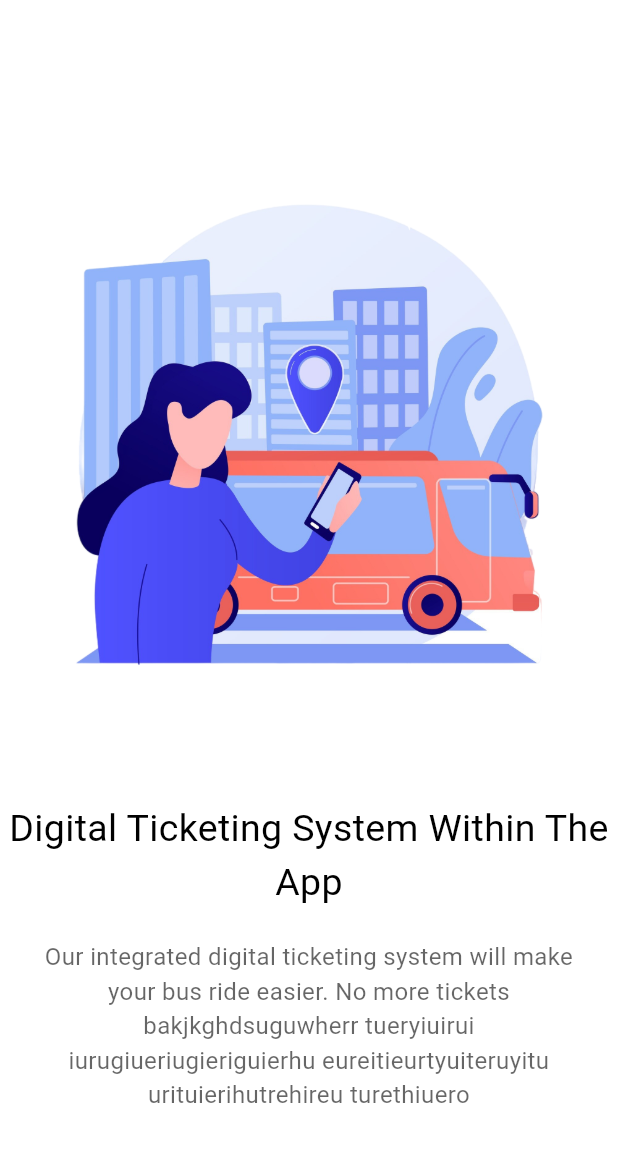
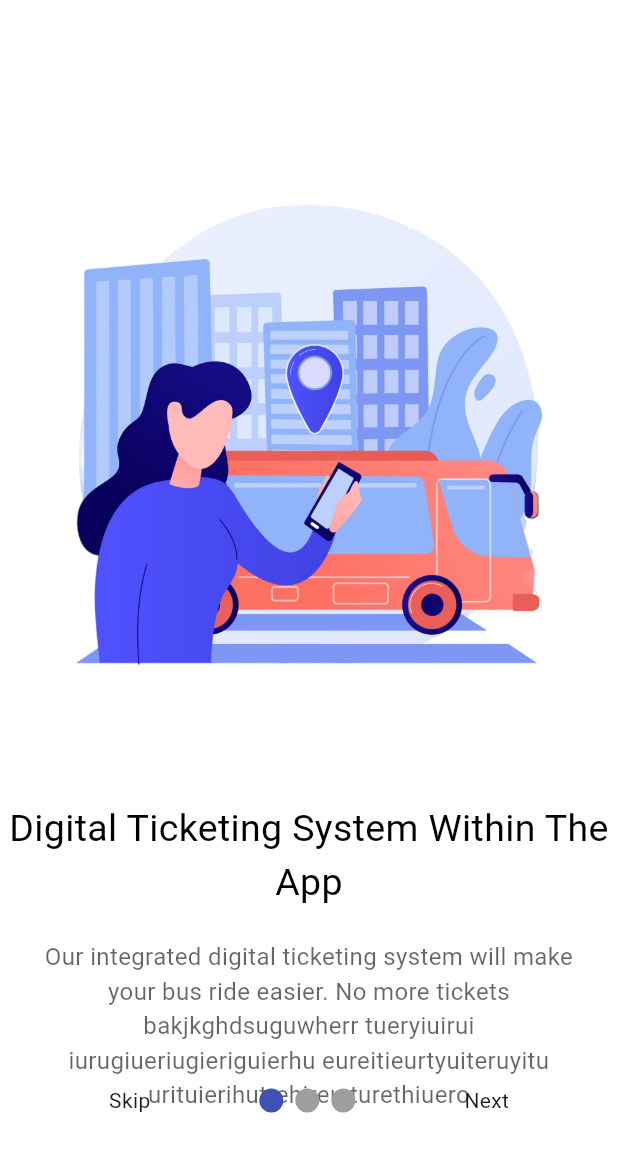
Before and after one commit to MasterJeon/E_Shuttle1, a Flutter app: the OnBoardingScreen screen opened directly, on a phone screen of 412 x 824 dp. Shown: the top 1152 px of the screen. Run offline on Flutter 3.47's test engine with Material 3 defaults, Android fonts, the light colour scheme and no system bars; drawn by our look-alikes of smooth_page_indicator; our stand-ins replace cloud_firestore, firebase_core; missing offline and left inert: dart:ffi, unitled2; accounts and stored records are empty.

Commit message:
on boarding pages. a single edit have to be done

```diff
--- a/lib/welcome_pages/onboarding.dart
+++ b/lib/welcome_pages/onboarding.dart
@@ -3,6 +3,8 @@ import 'package:e_shuttle/welcome_pages/wScreen1.dart';
 import 'package:e_shuttle/welcome_pages/wScreen2.dart';
 import 'package:e_shuttle/welcome_pages/wScreen3.dart';
 import 'package:flutter/material.dart';
+import 'package:flutter/widgets.dart';
+import 'package:smooth_page_indicator/smooth_page_indicator.dart';
 
 void main() {
   runApp(const MyApp());
@@ -30,15 +32,60 @@ class OnBoardingScreen extends StatefulWidget{
 
 class _OnBoardingScreenState extends State<OnBoardingScreen>{
 
+  PageController pageController = PageController();
+  String buttonText = "Skip";
+  int currentPageIndex = 0;
+
   Widget build(BuildContext context){
     return Scaffold(
       backgroundColor: Colors.white,
-      body: PageView(
+      body: Stack(
         children: [
-          Screen1(),
-          Screen2(),
-          Screen3(),
+          PageView(
+            controller: pageController,
+            onPageChanged:(index){
+              currentPageIndex = index;
+              if (index == 3){
+                buttonText = "Finish";
+              }else{
+                buttonText = "Skip";
+              }
+              setState(() {
 
+              });
+            } ,
+            children: const [
+              Screen1(),
+              Screen2(),
+              Screen3(),
+            ],
+          ),
+
+          Container(
+            alignment: const Alignment(0, 0.8),
+            child: Row(
+              mainAxisAlignment: MainAxisAlignment.spaceEvenly,
+              children: [
+                GestureDetector(
+                  onTap: (){
+
+                  },
+                  child: const Text(buttonText)
+                ),
+                SmoothPageIndicator(
+                  controller: pageController,
+                  count: 3
+                ),
+
+                currentPageIndex == 3 ? const SizedBox (width: 10 ,): GestureDetector(
+                  onTap: (){
+                    pageController.nextPage(duration: Duration(milliseconds:500 ), curve: Curves.easeIn);
+                  },
+                  child: const Text("Next")
+                )
+              ],
+            ),
+          )
         ],
       )
     );
--- a/pubspec.yaml
+++ b/pubspec.yaml
@@ -35,6 +35,7 @@ dependencies:
   # The following adds the Cupertino Icons font to your application.
   # Use with the CupertinoIcons class for iOS style icons.
   cupertino_icons: ^1.0.6
+  smooth_page_indicator: ^1.2.0+3
 
 dev_dependencies:
   flutter_test:
@@ -42,7 +43,7 @@ dev_dependencies:
   get: ^4.6.6
 
   #Utility Packages
-  smooth_page_indicator: ^1.1.0
+
 
   # The "flutter_lints" package below contains a set of recommended lints to
   # encourage good coding practices. The lint set provided by the package is
```
Also changed, not shown: pubspec.lock.
